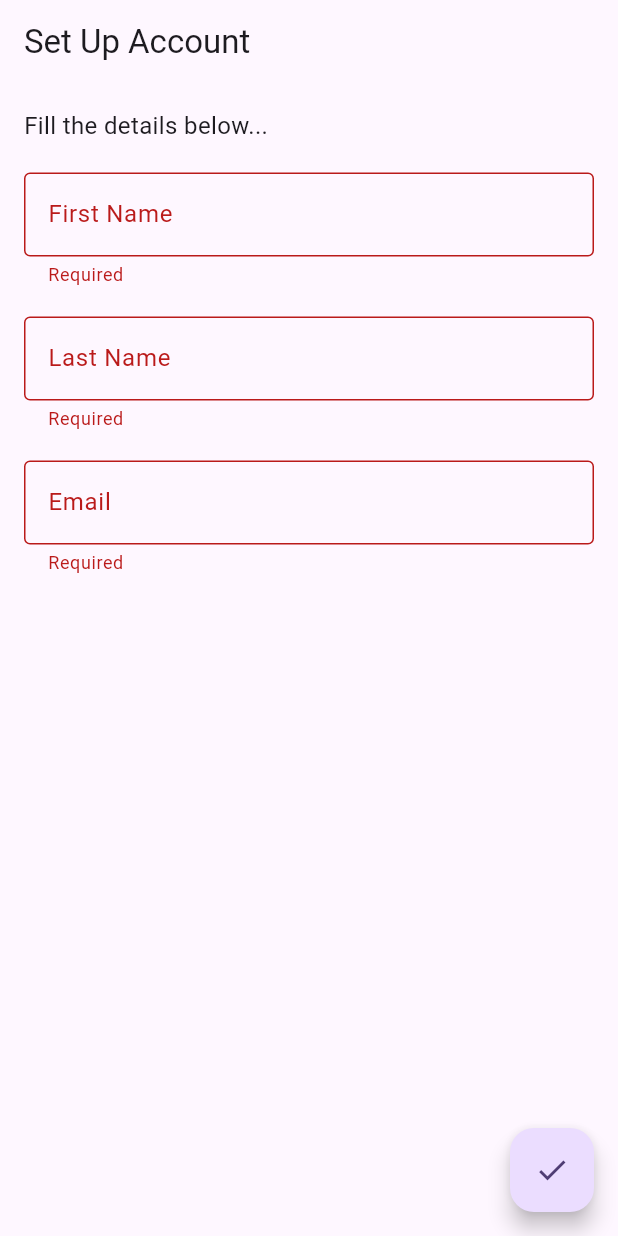
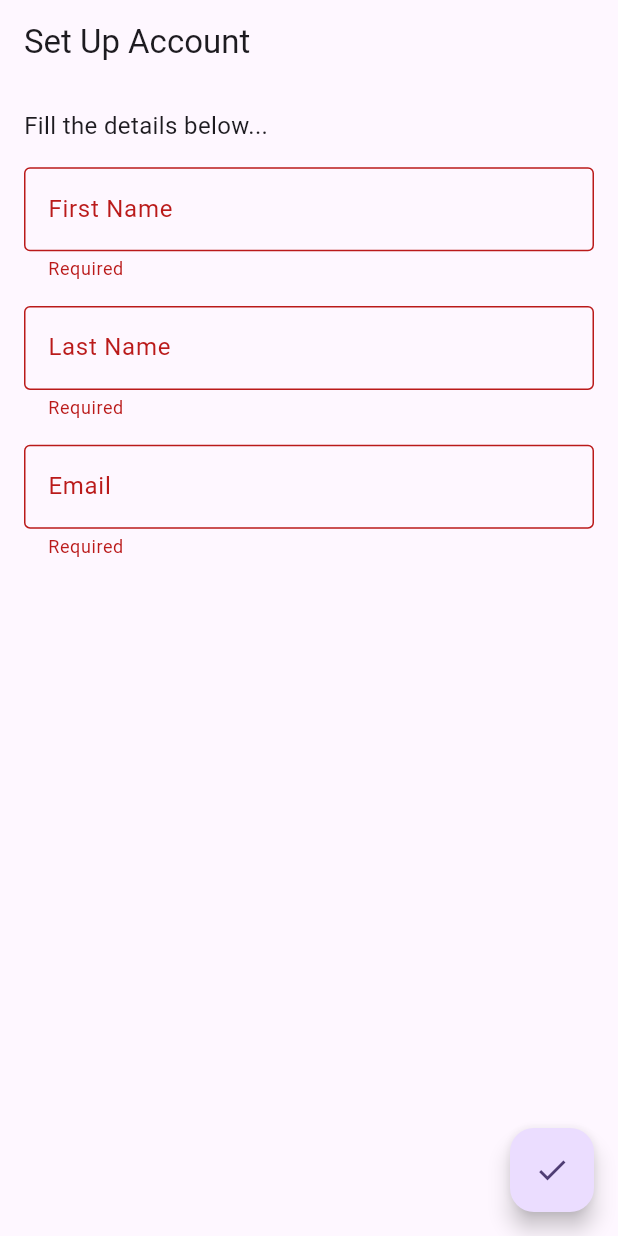
Before and after one commit to huzaifa-huzzi/Taxi_app_Bloc, a Flutter app: the screen it shows after launch, after a tap on the "check" icon, on a phone screen of 412 x 824 dp. Run offline on Flutter 3.47's test engine with Material 3 defaults, Android fonts, the phone set to English and light mode, and no system bars; our stand-ins replace another_flushbar, bloc, equatable, firebase_core, firebase_database, flutter_bloc and 2 more; accounts and stored records are empty.

Commit message:
Making Taxi App

```diff
--- a/lib/View/SetUp Account/SetupAccount.dart
+++ b/lib/View/SetUp Account/SetupAccount.dart
@@ -1,5 +1,8 @@
 import 'package:flutter/material.dart';
-import 'package:flutter_bloc/flutter_bloc.dart'; // Import your Bloc file
+import 'package:flutter_bloc/flutter_bloc.dart';
+import 'package:taxi_app/Bloc/setUpBloc/set_up_account_event.dart';
+
+import '../../Bloc/setUpBloc/set_up_account_bloc.dart'; // Import your Bloc file
 
 class SetUpAccount extends StatefulWidget {
   const SetUpAccount({super.key});
@@ -13,8 +16,10 @@ class _SetUpAccountState extends State<SetUpAccount> {
 
   @override
   Widget build(BuildContext context) {
+    final height = MediaQuery.sizeOf(context).height * 1;
+    final width = MediaQuery.sizeOf(context).width * 1;
     return Scaffold(
-      appBar: AppBar(title: Text('Set Up Account')),
+      appBar: AppBar(title: const  Text('Set Up Account')),
       body: Padding(
         padding: const EdgeInsets.all(16.0),
         child: Form(
@@ -22,10 +27,10 @@ class _SetUpAccountState extends State<SetUpAccount> {
           child: Column(
             crossAxisAlignment: CrossAxisAlignment.start,
             children: [
-              Text('Fill the details below...', style: TextStyle(fontSize: 16)),
-              SizedBox(height: 20),
+             const  Text('Fill the details below...', style: TextStyle(fontSize: 16)),
+              SizedBox(height: height * .02),
               TextFormField(
-                decoration: InputDecoration(
+                decoration:const  InputDecoration(
                   labelText: 'First Name',
                   border: OutlineInputBorder(),
                 ),
@@ -34,11 +39,11 @@ class _SetUpAccountState extends State<SetUpAccount> {
                     FirstNameChanged(value),
                   );
                 },
-                validator: (value) => value.isEmpty ? 'Required' : null,
+                validator: (value) => value!.isEmpty ? 'Required' : null,
               ),
-              SizedBox(height: 20),
+              SizedBox(height: height * .02),
               TextFormField(
-                decoration: InputDecoration(
+                decoration:const  InputDecoration(
                   labelText: 'Last Name',
                   border: OutlineInputBorder(),
                 ),
@@ -47,11 +52,11 @@ class _SetUpAccountState extends State<SetUpAccount> {
                     LastNameChanged(value),
                   );
                 },
-                validator: (value) => value.isEmpty ? 'Required' : null,
+                validator: (value) => value!.isEmpty ? 'Required' : null,
               ),
-              SizedBox(height: 20),
+              SizedBox(height: height * .02),
               TextFormField(
-                decoration: InputDecoration(
+                decoration:const  InputDecoration(
                   labelText: 'Email',
                   border: OutlineInputBorder(),
                 ),
@@ -60,15 +65,15 @@ class _SetUpAccountState extends State<SetUpAccount> {
                     EmailChanged(value),
                   );
                 },
-                validator: (value) => value.isEmpty ? 'Required' : null,
+                validator: (value) => value!.isEmpty ? 'Required' : null,
               ),
-              Spacer(),
+              const Spacer(),
               Align(
                 alignment: Alignment.bottomRight,
                 child: FloatingActionButton(
-                  child: Icon(Icons.check),
+                  child:const  Icon(Icons.check),
                   onPressed: () {
-                    if (_formKey.currentState.validate()) {
+                    if (_formKey.currentState!.validate()) {
                       BlocProvider.of<AccountSetupBloc>(context).add(
                         SubmitAccountSetup(),
                       );
```
